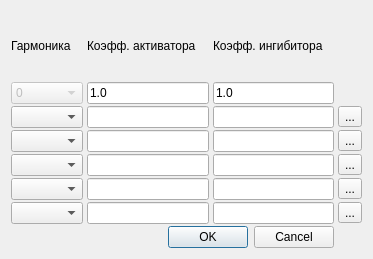
Before: the Qt Designer form TeamProjects/diffusion-solver/ui/dsinitconditionsdialog.ui in antonlarin/aNiMated-batman, drawn with Qt 5.
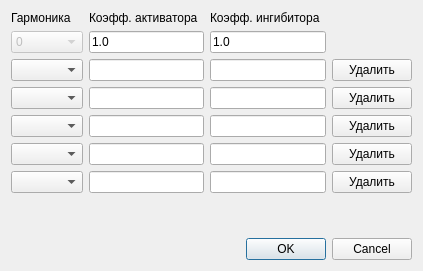
After: the same form once the commit is applied. Icons and pictures are not drawn.

Commit message: Update init conditions dialog layout and behavior when changing harmonic

```diff
--- a/TeamProjects/diffusion-solver/ui/dsinitconditionsdialog.ui
+++ b/TeamProjects/diffusion-solver/ui/dsinitconditionsdialog.ui
@@ -6,8 +6,8 @@
    <rect>
     <x>0</x>
     <y>0</y>
-    <width>373</width>
-    <height>259</height>
+    <width>393</width>
+    <height>271</height>
    </rect>
   </property>
   <property name="sizePolicy">
@@ -20,55 +20,6 @@
    <string>Начальные условия</string>
   </property>
   <layout class="QGridLayout" name="gridLayout">
-   <property name="horizontalSpacing">
-    <number>4</number>
-   </property>
-   <property name="verticalSpacing">
-    <number>2</number>
-   </property>
-   <item row="3" column="0">
-    <widget class="QComboBox" name="harmonicCombo2"/>
-   </item>
-   <item row="3" column="1">
-    <widget class="QLineEdit" name="activatorEdit2"/>
-   </item>
-   <item row="3" column="2">
-    <widget class="QLineEdit" name="inhibitorEdit2"/>
-   </item>
-   <item row="4" column="0">
-    <widget class="QComboBox" name="harmonicCombo3"/>
-   </item>
-   <item row="4" column="2">
-    <widget class="QLineEdit" name="inhibitorEdit3"/>
-   </item>
-   <item row="5" column="0">
-    <widget class="QComboBox" name="harmonicCombo4"/>
-   </item>
-   <item row="5" column="1">
-    <widget class="QLineEdit" name="activatorEdit4"/>
-   </item>
-   <item row="5" column="2">
-    <widget class="QLineEdit" name="inhibitorEdit4"/>
-   </item>
-   <item row="6" column="0">
-    <widget class="QComboBox" name="harmonicCombo5"/>
-   </item>
-   <item row="6" column="1">
-    <widget class="QLineEdit" name="activatorEdit5"/>
-   </item>
-   <item row="6" column="2">
-    <widget class="QLineEdit" name="inhibitorEdit5"/>
-   </item>
-   <item row="7" column="1" colspan="2">
-    <widget class="QDialogButtonBox" name="buttonBox">
-     <property name="orientation">
-      <enum>Qt::Horizontal</enum>
-     </property>
-     <property name="standardButtons">
-      <set>QDialogButtonBox::Cancel|QDialogButtonBox::Ok</set>
-     </property>
-    </widget>
-   </item>
    <item row="0" column="0">
     <widget class="QLabel" name="harmonicLabel">
      <property name="text">
@@ -83,13 +34,6 @@
      </property>
     </widget>
    </item>
-   <item row="0" column="2">
-    <widget class="QLabel" name="inhibitorCoeffLabel">
-     <property name="text">
-      <string>Коэфф. ингибитора</string>
-     </property>
-    </widget>
-   </item>
    <item row="1" column="0">
     <widget class="QComboBox" name="harmonicCombo0">
      <property name="enabled">
@@ -102,14 +46,14 @@
      </item>
     </widget>
    </item>
-   <item row="1" column="1">
+   <item row="1" column="1" colspan="2">
     <widget class="QLineEdit" name="activatorEdit0">
      <property name="text">
       <string>1.0</string>
      </property>
     </widget>
    </item>
-   <item row="1" column="2">
+   <item row="1" column="3" colspan="2">
     <widget class="QLineEdit" name="inhibitorEdit0">
      <property name="text">
       <string>1.0</string>
@@ -119,20 +63,123 @@
    <item row="2" column="0">
     <widget class="QComboBox" name="harmonicCombo1"/>
    </item>
-   <item row="4" column="1">
-    <widget class="QLineEdit" name="activatorEdit3"/>
+   <item row="2" column="1" colspan="2">
+    <widget class="QLineEdit" name="activatorEdit1">
+     <property name="text">
+      <string/>
+     </property>
+    </widget>
    </item>
-   <item row="2" column="1">
-    <widget class="QLineEdit" name="activatorEdit1"/>
+   <item row="2" column="3" colspan="2">
+    <widget class="QLineEdit" name="inhibitorEdit1">
+     <property name="text">
+      <string/>
+     </property>
+    </widget>
    </item>
-   <item row="2" column="2">
-    <widget class="QLineEdit" name="inhibitorEdit1"/>
+   <item row="3" column="0">
+    <widget class="QComboBox" name="harmonicCombo2"/>
    </item>
-   <item row="2" column="3">
-    <widget class="QToolButton" name="removeHarmonicButton1">
+   <item row="3" column="1" colspan="2">
+    <widget class="QLineEdit" name="activatorEdit2">
      <property name="text">
-      <string>...</string>
+      <string/>
      </property>
+    </widget>
+   </item>
+   <item row="3" column="3" colspan="2">
+    <widget class="QLineEdit" name="inhibitorEdit2">
+     <property name="text">
+      <string/>
+     </property>
+    </widget>
+   </item>
+   <item row="4" column="0">
+    <widget class="QComboBox" name="harmonicCombo3"/>
+   </item>
+   <item row="4" column="1" colspan="2">
+    <widget class="QLineEdit" name="activatorEdit3">
+     <property name="text">
+      <string/>
+     </property>
+    </widget>
+   </item>
+   <item row="4" column="3" colspan="2">
+    <widget class="QLineEdit" name="inhibitorEdit3">
+     <property name="text">
+      <string/>
+     </property>
+    </widget>
+   </item>
+   <item row="5" column="0">
+    <widget class="QComboBox" name="harmonicCombo4"/>
+   </item>
+   <item row="5" column="1" colspan="2">
+    <widget class="QLineEdit" name="activatorEdit4">
+     <property name="text">
+      <string/>
+     </property>
+    </widget>
+   </item>
+   <item row="5" column="3" colspan="2">
+    <widget class="QLineEdit" name="inhibitorEdit4">
+     <property name="text">
+      <string/>
+     </property>
+    </widget>
+   </item>
+   <item row="6" column="0">
+    <widget class="QComboBox" name="harmonicCombo5"/>
+   </item>
+   <item row="6" column="1" colspan="2">
+    <widget class="QLineEdit" name="activatorEdit5">
+     <property name="text">
+      <string/>
+     </property>
+    </widget>
+   </item>
+   <item row="6" column="3" colspan="2">
+    <widget class="QLineEdit" name="inhibitorEdit5">
+     <property name="text">
+      <string/>
+     </property>
+    </widget>
+   </item>
+   <item row="8" column="2" colspan="4">
+    <widget class="QDialogButtonBox" name="buttonBox">
+     <property name="orientation">
+      <enum>Qt::Horizontal</enum>
+     </property>
+     <property name="standardButtons">
+      <set>QDialogButtonBox::Cancel|QDialogButtonBox::Ok</set>
+     </property>
+    </widget>
+   </item>
+   <item row="7" column="0" colspan="6">
+    <spacer name="verticalSpacer">
+     <property name="orientation">
+      <enum>Qt::Vertical</enum>
+     </property>
+     <property name="sizeHint" stdset="0">
+      <size>
+       <width>372</width>
+       <height>26</height>
+      </size>
+     </property>
+    </spacer>
+   </item>
+   <item row="0" column="3">
+    <widget class="QLabel" name="inhibitorCoeffLabel">
+     <property name="text">
+      <string>Коэфф. ингибитора</string>
+     </property>
+    </widget>
+   </item>
+   <item row="2" column="5">
+    <widget class="QPushButton" name="removeHarmonicButton1">
+     <property name="text">
+      <string>Удалить</string>
+     </property>
      <property name="icon">
       <iconset theme="list-remove">
        <normaloff/>
@@ -140,10 +187,10 @@
      </property>
     </widget>
    </item>
-   <item row="3" column="3">
-    <widget class="QToolButton" name="removeHarmonicButton2">
+   <item row="3" column="5">
+    <widget class="QPushButton" name="removeHarmonicButton2">
      <property name="text">
-      <string>...</string>
+      <string>Удалить</string>
      </property>
      <property name="icon">
       <iconset theme="list-remove">
@@ -152,10 +199,10 @@
      </property>
     </widget>
    </item>
-   <item row="4" column="3">
-    <widget class="QToolButton" name="removeHarmonicButton3">
+   <item row="4" column="5">
+    <widget class="QPushButton" name="removeHarmonicButton3">
      <property name="text">
-      <string>...</string>
+      <string>Удалить</string>
      </property>
      <property name="icon">
       <iconset theme="list-remove">
@@ -164,10 +211,10 @@
      </property>
     </widget>
    </item>
-   <item row="5" column="3">
-    <widget class="QToolButton" name="removeHarmonicButton4">
+   <item row="5" column="5">
+    <widget class="QPushButton" name="removeHarmonicButton4">
      <property name="text">
-      <string>...</string>
+      <string>Удалить</string>
      </property>
      <property name="icon">
       <iconset theme="list-remove">
@@ -176,10 +223,10 @@
      </property>
     </widget>
    </item>
-   <item row="6" column="3">
-    <widget class="QToolButton" name="removeHarmonicButton5">
+   <item row="6" column="5">
+    <widget class="QPushButton" name="removeHarmonicButton5">
      <property name="text">
-      <string>...</string>
+      <string>Удалить</string>
      </property>
      <property name="icon">
       <iconset theme="list-remove">
```
The commit also changes 1 other file.
